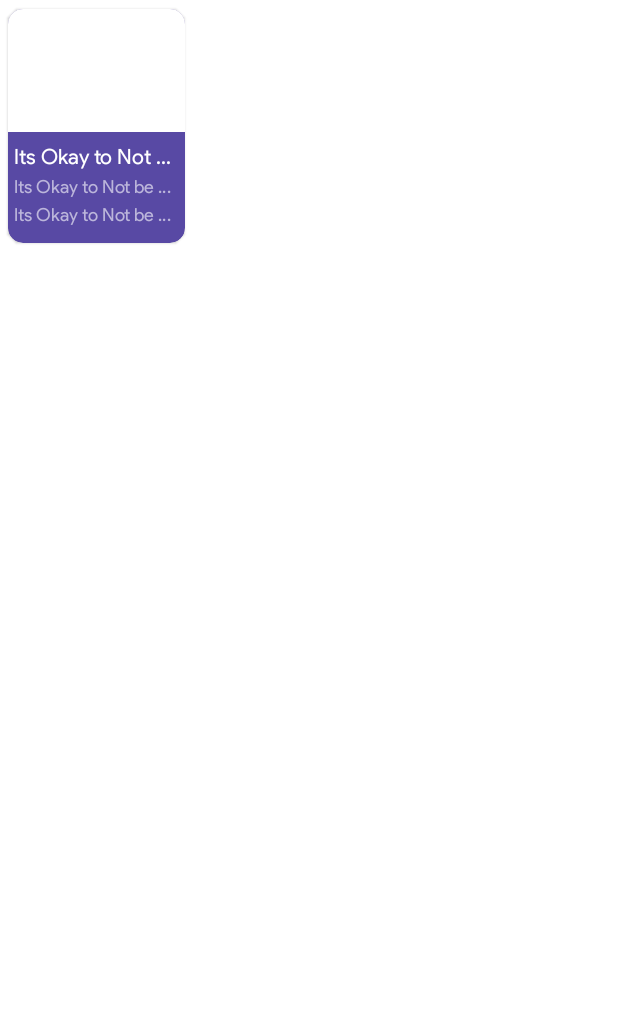
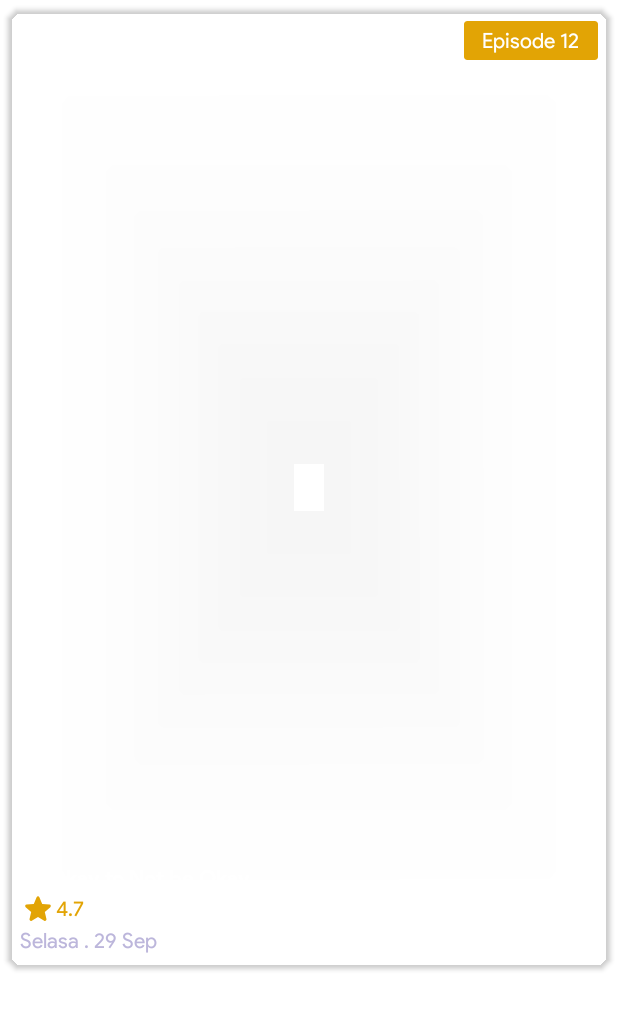
Before and after one commit to Kaede-No-Ki/moviecorner-app, an Android app: the layout item_anime.xml on its own in the app's theme, with its tools: preview values and no code run, on a phone screen of 412 x 824 dp. Shown: the top 1010 px of the screen. Run offline under Robolectric (Android 15) with nearby library versions, the phone set to English and light mode, and no system bars.

Commit message:
modify: item_anime.xml

```diff
--- /dev/null
+++ b/app/src/main/res/drawable/ic_star.xml
@@ -0,0 +1,10 @@
+<vector xmlns:android="http://schemas.android.com/apk/res/android"
+    android:width="24dp"
+    android:height="24dp"
+    android:viewportWidth="24"
+    android:viewportHeight="24"
+    android:tint="?attr/colorControlNormal">
+  <path
+      android:fillColor="@android:color/white"
+      android:pathData="M12,17.27l4.15,2.51c0.76,0.46 1.69,-0.22 1.49,-1.08l-1.1,-4.72l3.67,-3.18c0.67,-0.58 0.31,-1.68 -0.57,-1.75l-4.83,-0.41l-1.89,-4.46c-0.34,-0.81 -1.5,-0.81 -1.84,0L9.19,8.63L4.36,9.04c-0.88,0.07 -1.24,1.17 -0.57,1.75l3.67,3.18l-1.1,4.72c-0.2,0.86 0.73,1.54 1.49,1.08L12,17.27z"/>
+</vector>
--- a/app/src/main/res/layout/item_anime.xml
+++ b/app/src/main/res/layout/item_anime.xml
@@ -1,70 +1,112 @@
 <?xml version="1.0" encoding="utf-8"?>
-<com.google.android.material.card.MaterialCardView
+<androidx.cardview.widget.CardView xmlns:android="http://schemas.android.com/apk/res/android"
+    xmlns:app="http://schemas.android.com/apk/res-auto"
     android:id="@+id/cardSeries"
-    xmlns:android="http://schemas.android.com/apk/res/android"
-    xmlns:app="http://schemas.android.com/apk/res-auto"
-    android:layout_width="wrap_content"
+    android:layout_width="match_parent"
     android:layout_height="wrap_content"
+    app:cardBackgroundColor="@android:color/transparent"
     app:cardCornerRadius="10dp"
-    app:cardUseCompatPadding="true"
-    app:cardBackgroundColor="@color/colorPrimary">
+    app:cardUseCompatPadding="true">
 
-    <RelativeLayout
-        android:layout_width="118dp"
-        android:layout_height="156dp">
+    <androidx.constraintlayout.widget.ConstraintLayout
+        android:layout_width="match_parent"
+        android:layout_height="wrap_content">
+
         <ImageView
             android:id="@+id/ivItemCard"
-            android:layout_width="118dp"
-            android:layout_height="82dp"
+            android:layout_width="0dp"
+            android:layout_height="0dp"
+            android:layout_alignParentEnd="true"
+            android:background="@android:color/transparent"
             android:scaleType="centerCrop"
-            android:background="@android:color/white"
-            app:layout_constraintTop_toTopOf="parent"
+            app:layout_constraintCircleRadius="8dp"
+            app:layout_constraintDimensionRatio="1:1.4"
+            app:layout_constraintEnd_toEndOf="parent"
             app:layout_constraintStart_toStartOf="parent"
-            app:layout_constraintEnd_toEndOf="parent"
-            app:layout_constraintBottom_toBottomOf="parent"/>
+            app:layout_constraintTop_toTopOf="parent" />
 
-        <LinearLayout
-            android:layout_below="@id/ivItemCard"
-            android:layout_width="match_parent"
-            android:layout_height="wrap_content"
-            android:orientation="vertical"
-            android:padding="4dp">
         <TextView
             android:id="@+id/tvItemTitle"
             android:layout_width="match_parent"
             android:layout_height="wrap_content"
+            android:layout_marginStart="8dp"
+            android:layout_marginTop="8dp"
+            android:layout_marginEnd="8dp"
+            android:ellipsize="end"
+            android:textStyle="bold"
+            android:fontFamily="@font/bold"
+            android:maxLines="1"
             android:text="Its Okay to Not be Okay"
-                android:maxLines="1"
-                android:ellipsize="end"
             android:textAlignment="textStart"
+            android:textColor="@android:color/white"
+            app:layout_constraintEnd_toEndOf="parent"
+            app:layout_constraintStart_toStartOf="parent"
+            app:layout_constraintTop_toBottomOf="@+id/ivItemCard" />
+
+
+        <androidx.cardview.widget.CardView
+            android:layout_width="wrap_content"
+            android:layout_height="0dp"
+            android:layout_marginTop="8dp"
+            android:layout_marginEnd="8dp"
+            app:cardBackgroundColor="#E2A405"
+            app:cardElevation="0dp"
+            app:layout_constraintEnd_toEndOf="parent"
+            app:layout_constraintTop_toTopOf="parent">
+
+            <TextView
+                android:id="@+id/tvEpisode"
+                android:layout_width="wrap_content"
+                android:layout_height="wrap_content"
                 android:fontFamily="@font/regular"
-                android:layout_marginTop="4dp"
-                android:layout_marginBottom="4dp"
+                android:layout_marginStart="8dp"
+                android:layout_marginEnd="8dp"
+                android:padding="4dp"
+                android:text="Episode 12"
                 android:textColor="@android:color/white" />
+        </androidx.cardview.widget.CardView>
+
+        <LinearLayout
+            android:id="@+id/layoutScore"
+            android:layout_width="wrap_content"
+            android:layout_height="match_parent"
+            android:layout_marginStart="8dp"
+            android:gravity="center_vertical"
+            android:orientation="horizontal"
+            app:layout_constraintStart_toStartOf="parent"
+            app:layout_constraintTop_toBottomOf="@+id/tvItemTitle">
+
+            <ImageView
+                android:id="@+id/imageView"
+                android:layout_width="wrap_content"
+                android:layout_height="wrap_content"
+                android:layout_weight="1"
+                app:srcCompat="@drawable/ic_star"
+                app:tint="#E2A405" />
+
             <TextView
-                android:id="@+id/tvItemSubtitle1"
-                android:layout_width="match_parent"
+                android:id="@+id/tvScore"
+                android:layout_width="wrap_content"
                 android:layout_height="wrap_content"
-                android:text="Its Okay to Not be Okay"
-                android:maxLines="1"
-                android:ellipsize="end"
-                android:textAlignment="textStart"
+                android:layout_weight="1"
                 android:fontFamily="@font/regular"
-                android:layout_marginBottom="4dp"
-                android:textSize="12sp"
-                android:textColor="@color/colorSubtitle1" />
+                android:text="4.7"
+                android:textColor="#E2A405" />
+        </LinearLayout>
+
         <TextView
-                android:id="@+id/tvItemSubtitle2"
-                android:layout_width="match_parent"
+            android:id="@+id/tvRelease"
+            android:layout_width="wrap_content"
             android:layout_height="wrap_content"
-                android:text="Its Okay to Not be Okay"
-                android:maxLines="1"
-                android:ellipsize="end"
-                android:textAlignment="textStart"
+            android:layout_marginStart="8dp"
+            android:layout_marginBottom="8dp"
+            android:text="Selasa . 29 Sep"
             android:fontFamily="@font/regular"
-                android:layout_marginBottom="4dp"
-                android:textSize="12sp"
-                android:textColor="@color/colorSubtitle1" />
-        </LinearLayout>
-    </RelativeLayout>
-</com.google.android.material.card.MaterialCardView>
+            android:textColor="@color/colorSubtitle1"
+            app:layout_constraintBottom_toBottomOf="parent"
+            app:layout_constraintStart_toStartOf="parent"
+            app:layout_constraintTop_toBottomOf="@+id/layoutScore" />
+
+
+    </androidx.constraintlayout.widget.ConstraintLayout>
+</androidx.cardview.widget.CardView>
```
Lines whose indentation alone changed are shown as unchanged.
